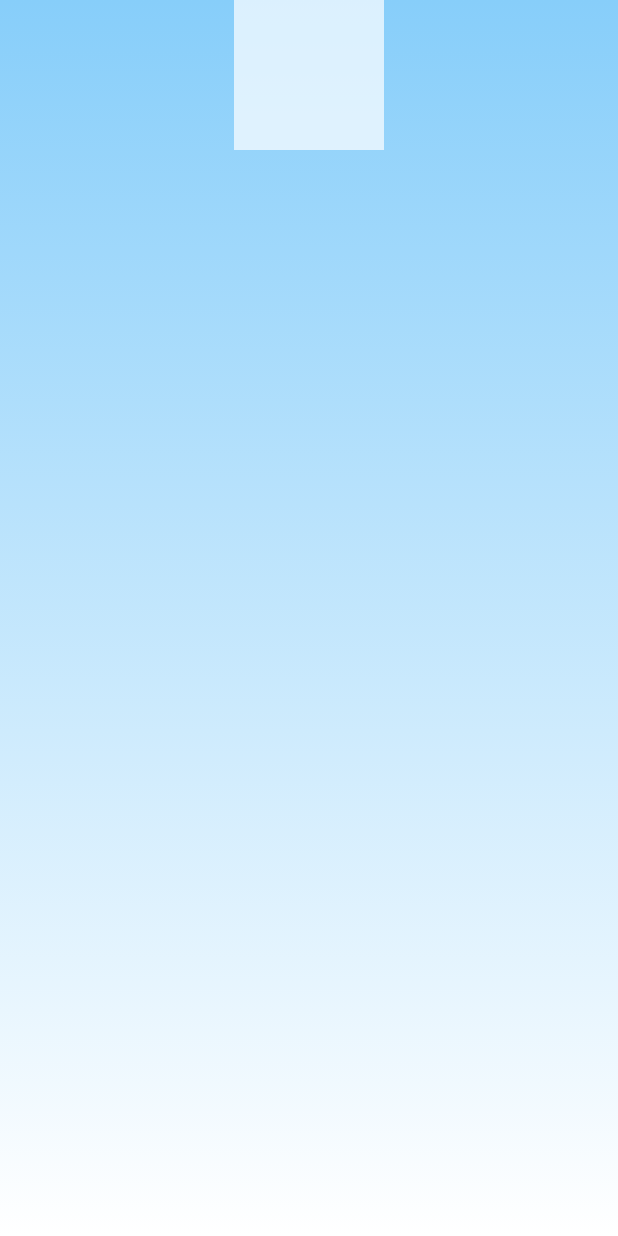
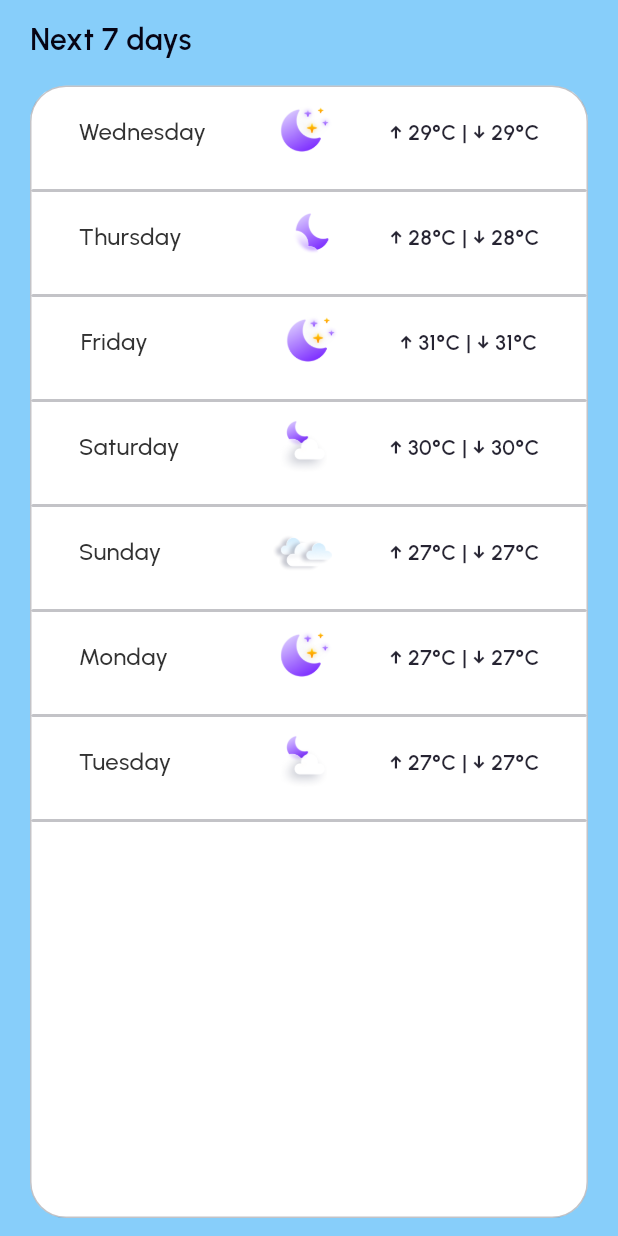
Before and after one commit to Newyork-Squad/weather_app, a Flutter app: the screen it shows after launch, on a phone screen of 412 x 824 dp. Run offline on Flutter 3.47's test engine with Material 3 defaults, Android fonts, the phone set to English and light mode, and no system bars; our stand-ins replace dio; network calls fail.

Commit message:
Create `WeeklyForecastScreen` to display a 7-day weather forecast.

```diff
--- a/lib/main.dart
+++ b/lib/main.dart
@@ -4,6 +4,7 @@ import 'package:weather_app/data/weather_api_service.dart';
 import 'package:weather_app/ui/designSystem/theme/AppThemeProvider.dart';
 import 'package:weather_app/ui/designSystem/theme/weather_theme.dart';
 import 'package:weather_app/ui/screen/home_screen.dart';
+import 'package:weather_app/ui/widget/weakly_weather_widget.dart';
 
 void main() {
   runApp(AppThemeProvider(brightness: Brightness.light, child: const MyApp()));
@@ -71,7 +72,7 @@ class MyApp extends StatelessWidget {
             end: Alignment.bottomCenter,
           ),
         ),
-        child: SafeArea(child: MyHomePage()), // SafeArea to avoid overlaps with system UI
+        child: SafeArea(child: WeeklyForecastScreen()), // SafeArea to avoid overlaps with system UI
       ),
     );
   }
--- /dev/null
+++ b/lib/ui/widget/weakly_weather_widget.dart
@@ -0,0 +1,186 @@
+import 'package:flutter/material.dart';
+import '../designSystem/theme/weather_theme.dart';
+
+import 'package:intl/intl.dart';
+
+import 'package:weather_app/utils/weather_utils.dart';
+
+class WeeklyForecastScreen extends StatelessWidget {
+
+   WeeklyForecastScreen({super.key});
+
+  final List<WeatherDayCard> weeklyForecast = [
+    WeatherDayCard(
+      day: "22/10/2025",
+      maxTemp: 29,
+      minTemp: 21,
+      imagePath: getWeatherIconRes(0),
+
+    ),
+    WeatherDayCard(
+      day: "23/10/2025",
+      maxTemp: 28,
+      minTemp: 20,
+      imagePath: getWeatherIconRes(1),
+    ),
+    WeatherDayCard(
+      day: "24/10/2025",
+      maxTemp: 31,
+      minTemp: 22,
+      imagePath: getWeatherIconRes(0),
+    ),
+    WeatherDayCard(
+      day: "25/10/2025",
+      maxTemp: 30,
+      minTemp: 19,
+      imagePath: getWeatherIconRes(2),
+    ),
+    WeatherDayCard(
+      day: "26/10/2025",
+      maxTemp: 27,
+      minTemp: 18,
+      imagePath: getWeatherIconRes(3),
+
+    ),
+    WeatherDayCard(
+      day: "27/10/2025",
+      maxTemp: 27,
+      minTemp: 18,
+      imagePath: getWeatherIconRes(0),
+
+    ),
+    WeatherDayCard(
+      day: "28/10/2025",
+      maxTemp: 27,
+      minTemp: 18,
+      imagePath: getWeatherIconRes(2),
+
+    ),
+  ];
+
+  @override
+  Widget build(BuildContext context) {
+    final theme = MyWeatherTheme.of(context);
+
+    return Scaffold(
+      backgroundColor:theme.colors.backgroundPrimary,
+      body: SafeArea(
+        child: Padding(
+          padding: const EdgeInsets.symmetric(horizontal: 20, vertical: 12),
+          child: Column(
+            crossAxisAlignment: CrossAxisAlignment.start,
+            children: [
+               Text(
+                "Next 7 days",
+                style: theme.typography.textTheme.headlineMedium?.copyWith(
+            color: theme.colors.shadePrimary,
+          ),
+              ),
+              const SizedBox(height: 16),
+              Expanded(
+                child: Container(
+                  decoration: BoxDecoration(
+                    color: theme.colors.backgroundSecondary,
+                    borderRadius: BorderRadius.circular(24),
+                    border: Border.all(
+                      color: theme.colors.strokeSecondary,
+                      width: 1,
+
+                  )),
+                  child: ListView.builder(
+                    itemCount: weeklyForecast.length > 7
+                        ? 7
+                        : weeklyForecast.length,
+                    itemBuilder: (context, index) {
+                      final day = weeklyForecast[index];
+
+                      return Column(
+                        children: [
+                          WeatherDayCard(
+                            day:  DateFormat('EEEE').format(DateFormat('dd/MM/yyyy').parse(day.day)),
+                            imagePath: day.imagePath,
+                            maxTemp: day.maxTemp,
+                            minTemp: day.maxTemp,
+                          ),
+
+                          /////////////
+                          const SizedBox(height: 8),
+                          Container(
+                            height: 2,
+                            width: double.infinity,
+                            decoration: BoxDecoration(
+                              color: theme.colors.strokeSecondary,
+                              borderRadius: BorderRadius.circular(14),
+                            ),
+                          ),
+                        ],
+                      );
+                    },
+                  ),
+                ),
+              ),
+            ],
+          ),
+        ),
+      ),
+    );
+  }
+}
+
+class WeatherDayCard extends StatelessWidget {
+  final String day;
+  final String imagePath;
+  final int maxTemp;
+  final int minTemp;
+
+  const WeatherDayCard({
+    super.key,
+    required this.day,
+    required this.imagePath,
+    required this.maxTemp,
+    required this.minTemp,
+  });
+
+  @override
+  Widget build(BuildContext context) {
+    final theme = MyWeatherTheme.of(context);
+
+    return Container(
+      height: 60,
+      padding: const EdgeInsets.symmetric(horizontal: 12),
+      child: Row(
+        mainAxisAlignment: MainAxisAlignment.spaceAround,
+        crossAxisAlignment: CrossAxisAlignment.center,
+
+        children: [
+          SizedBox(
+            width: 90,
+            child: Text(
+              day,
+              style: theme.typography.textTheme.labelLarge?.copyWith(
+                color: theme.colors.shadeQuaternary,
+              ),
+            ),
+          ),
+          SizedBox(
+            height: 40,
+            width: 40,
+            child: Image.asset(
+              imagePath,
+              height: 40,
+              width: 40,
+              fit: BoxFit.contain,
+            ),
+          ),
+          Text(
+            "↑ $maxTemp°C | ↓ $minTemp°C",
+            style: theme.typography. textTheme.titleSmall?.copyWith(
+          color: theme.colors.shadeSecondary,
+
+          ),
+          ),
+        ],
+      ),
+    );
+  }
+}
--- /dev/null
+++ b/lib/utils/weather_utils.dart
@@ -0,0 +1,121 @@
+
+
+
+String getWeatherIconRes(int weatherCode,{bool isDay = false}  ) {
+  switch (weatherCode) {
+    case 0:
+      return isDay
+          ? 'assets/images/clear_sky.png'
+          : 'assets/images/clear_sky_night.png';
+    case 1:
+      return isDay
+          ? 'assets/images/mainly_clear.png'
+          : 'assets/images/mainly_clear_night.png';
+    case 2:
+      return isDay
+          ? 'assets/images/partly_cloudy.png'
+          : 'assets/images/partly_cloudy_night.png';
+    case 3:
+      return isDay
+          ? 'assets/images/overcast.png'
+          : 'assets/images/overcast_night.png';
+    case 45:
+      return isDay
+          ? 'assets/images/fog.png'
+          : 'assets/images/fog_night.png';
+    case 48:
+      return isDay
+          ? 'assets/images/depositing_rime_fog.png'
+          : 'assets/images/depositing_rime_fog_night.png';
+    case 51:
+      return isDay
+          ? 'assets/images/drizzle_light.png'
+          : 'assets/images/drizzle_light_night.png';
+    case 53:
+      return isDay
+          ? 'assets/images/drizzle_moderate.png'
+          : 'assets/images/drizzle_moderate_night.png';
+    case 55:
+      return isDay
+          ? 'assets/images/drizzle_intensity.png'
+          : 'assets/images/drizzle_intensity_night.png';
+    case 56:
+      return isDay
+          ? 'assets/images/freezing_drizzle_light.png'
+          : 'assets/images/freezing_drizzle_light_night.png';
+    case 57:
+      return isDay
+          ? 'assets/images/freezing_drizzle_intensity.png'
+          : 'assets/images/freezing_drizzle_intensity_night.png';
+    case 61:
+      return isDay
+          ? 'assets/images/rain_slight.png'
+          : 'assets/images/rain_slight_night.png';
+    case 63:
+      return isDay
+          ? 'assets/images/rain_moderate.png'
+          : 'assets/images/rain_moderate_night.png';
+    case 65:
+      return isDay
+          ? 'assets/images/rain_intensity.png'
+          : 'assets/images/rain_intensity_night.png';
+    case 66:
+      return isDay
+          ? 'assets/images/freezing_light.png'
+          : 'assets/images/freezing_light_night.png';
+    case 67:
+      return isDay
+          ? 'assets/images/freezing_heavy.png'
+          : 'assets/images/freezing_heavy_night.png';
+    case 71:
+      return isDay
+          ? 'assets/images/rain_slight.png'
+          : 'assets/images/rain_slight_night.png';
+    case 73:
+      return isDay
+          ? 'assets/images/snow_fall_moderate.png'
+          : 'assets/images/snow_fall_moderate_night.png';
+    case 75:
+      return isDay
+          ? 'assets/images/snow_fall_intensity.png'
+          : 'assets/images/snow_fall_intensity_night.png';
+    case 77:
+      return isDay
+          ? 'assets/images/snow_grains.png'
+          : 'assets/images/snow_grains_night.png';
+    case 80:
+      return isDay
+          ? 'assets/images/rain_shower_slight.png'
+          : 'assets/images/rain_shower_slight_night.png';
+    case 81:
+      return isDay
+          ? 'assets/images/rain_shower_moderate.png'
+          : 'assets/images/rain_shower_moderate_night.png';
+    case 82:
+      return isDay
+          ? 'assets/images/snow_shower_slight.png'
+          : 'assets/images/rain_shower_violent_night.png';
+    case 85:
+      return isDay
+          ? 'assets/images/snow_shower_slight.png'
+          : 'assets/images/snow_shower_slight_night.png';
+    case 86:
+      return isDay
+          ? 'assets/images/snow_shower_heavy.png'
+          : 'assets/images/snow_shower_heavy_night.png';
+    case 95:
+      return isDay
+          ? 'assets/images/thunderstrom_slight_or_moderate.png'
+          : 'assets/images/thunderstrom_slight_or_moderate_night.png';
+    case 96:
+      return isDay
+          ? 'assets/images/thunderstrom_with_slight_hail.png'
+          : 'assets/images/thunderstrom_with_slight_hail_night.png';
+    case 99:
+      return isDay
+          ? 'assets/images/thunderstrom_with_heavy_hail.png'
+          : 'assets/images/thunderstrom_with_heavy_hail_night.png';
+    default:
+      return 'assets/images/ic_launcher_background.png';
+  }
+}
--- a/pubspec.yaml
+++ b/pubspec.yaml
@@ -33,6 +33,7 @@ dependencies:
 
   # The following adds the Cupertino Icons font to your application.
   # Use with the CupertinoIcons class for iOS style icons.
+  intl: ^0.19.0
   cupertino_icons: ^1.0.8
 
 
```
